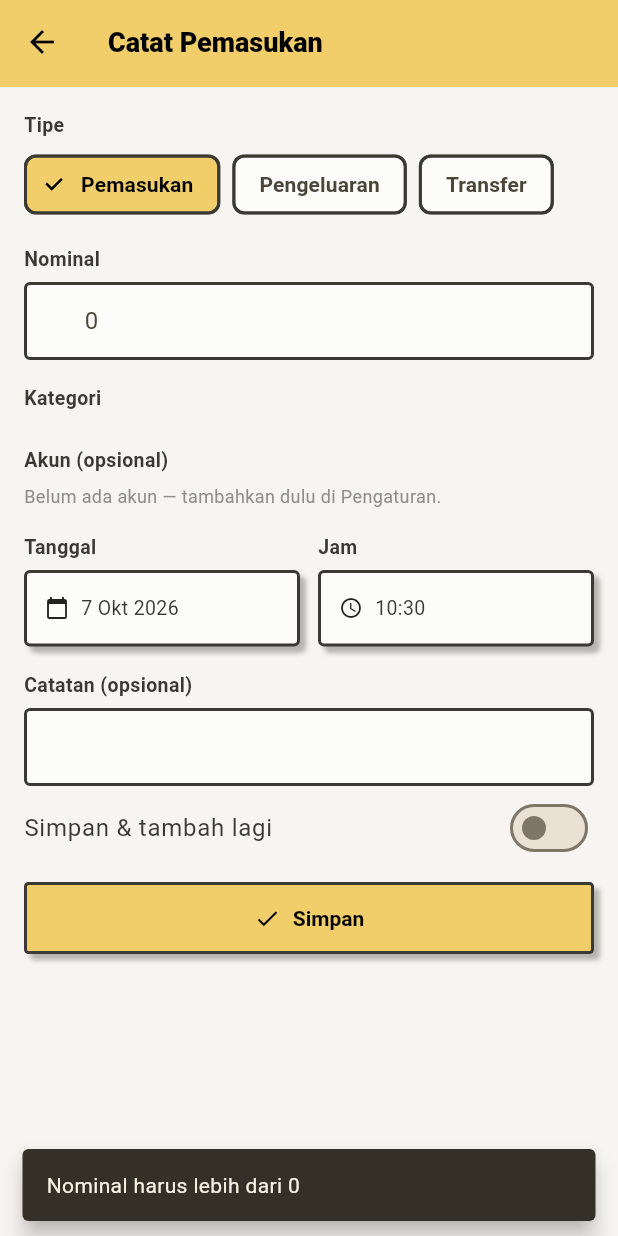
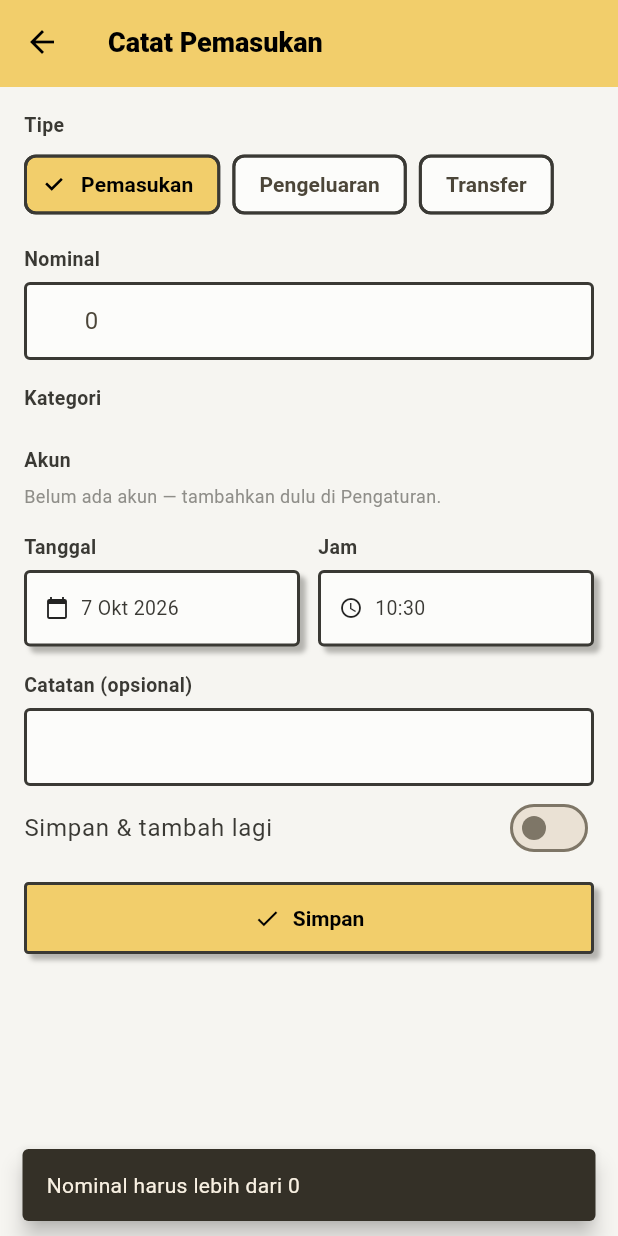
Before and after one commit to andYeap/E-Lutung, a Flutter app: the TransactionFormScreen screen opened directly with empty values, after a tap on "Simpan", on a phone screen of 412 x 824 dp. Run offline on Flutter 3.47's test engine with Material 3 defaults, Android fonts, the phone set to English and light mode, and no system bars; our stand-ins replace drift, drift_flutter, file_picker, fl_chart, flutter_riverpod, image_picker and 2 more; missing offline and left inert: cryptography, google_mlkit_text_recognition, home_widget, workmanager; accounts and stored records are empty; generated files the repository leaves out were written again.

Commit message:
Wajibkan akun pada transaksi baru, aturan berulang, dan hasil scan struk
Uang tanpa akun tidak punya asal, dan membuat saldo akun tidak bisa
dicocokkan dengan total bulanan: pengeluaran tanpa akun menaikkan Pengeluaran
dan menurunkan Selisih, sementara Sisa tidak bergerak sama sekali.

- Form pengeluaran/pemasukan: akun wajib, labelnya tidak lagi "(opsional)".
- Layar hasil scan struk: akun wajib, dan chip akun tidak bisa dilepas lagi
  (dulu bisa dinyalakan-dimatikan).
- Form aturan berulang: akun wajib, supaya transaksi yang dibangkitkan jadwal
  selalu punya asal.
- PRD: akun jadi wajib (tabel transaksi, tabel aturan berulang, FR-2.1, FR-2.2,
  FR-12.1), ditambah FR-2.7 sebagai alasan aturannya. Sekalian mencatat FR-1.6
  (empat petak kartu ringkas), FR-1.7 (kartu anggaran hanya yang terpakai), dan
  FR-6.6 (Sisa periode lalu dan Total anggaran) yang belum terdokumentasi.
- README dan AGENTS: jumlah test disinkronkan (210 menjadi 236).
- Test: satu test baru untuk penolakan saat akun belum dipilih, dan test alur
  utama kini ikut memilih akun serta memeriksa akunId tersimpan.

Transaksi lama yang belum berakun dibiarkan apa adanya; kolomnya tetap boleh
null di basis data karena cadangan lama masih bisa memuatnya.

236 test total.

Co-authored-by: CommandCodeBot <noreply@commandcode.ai>

```diff
--- a/app/lib/features/transactions/transaction_form_screen.dart
+++ b/app/lib/features/transactions/transaction_form_screen.dart
@@ -203,6 +203,12 @@ class _TransactionFormScreenState extends ConsumerState<TransactionFormScreen> {
         _snack('Pilih kategori');
         return;
       }
+      // Akun wajib: uang tanpa akun tidak punya asal, dan membuat Sisa (saldo
+      // akun) tidak bisa dicocokkan dengan Selisih.
+      if (_akunId == null) {
+        _snack('Pilih akun');
+        return;
+      }
     }
 
     setState(() => _saving = true);
@@ -397,7 +403,7 @@ class _TransactionFormScreenState extends ConsumerState<TransactionFormScreen> {
             ),
             const SizedBox(height: 16),
             _Chips(
-              label: 'Akun (opsional)',
+              label: 'Akun',
               items: activeAccounts,
               selectedId: _akunId,
               onSelected: (id) => setState(() => _akunId = id),
```
Also changed, not shown: app/lib/features/recurring/recurring_screen.dart (+10 -4 lines), app/lib/features/transactions/scan_receipt_screen.dart (+6 -3 lines), 4 other files.
